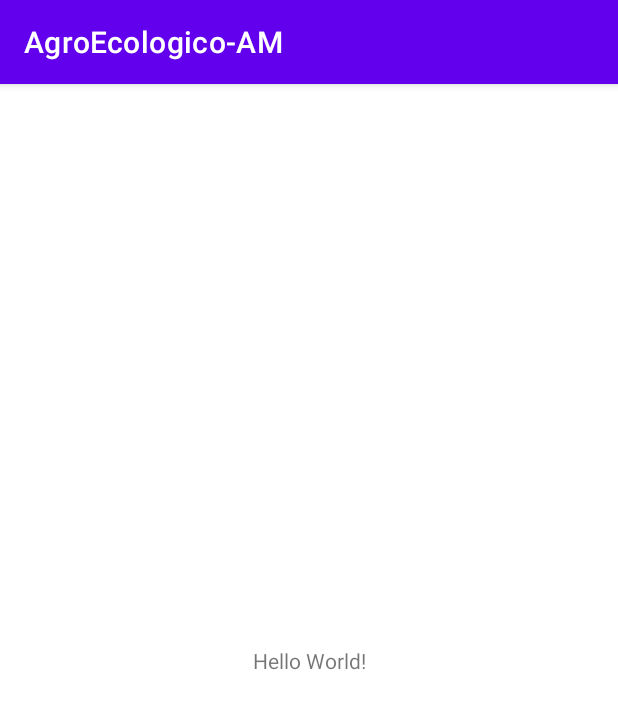
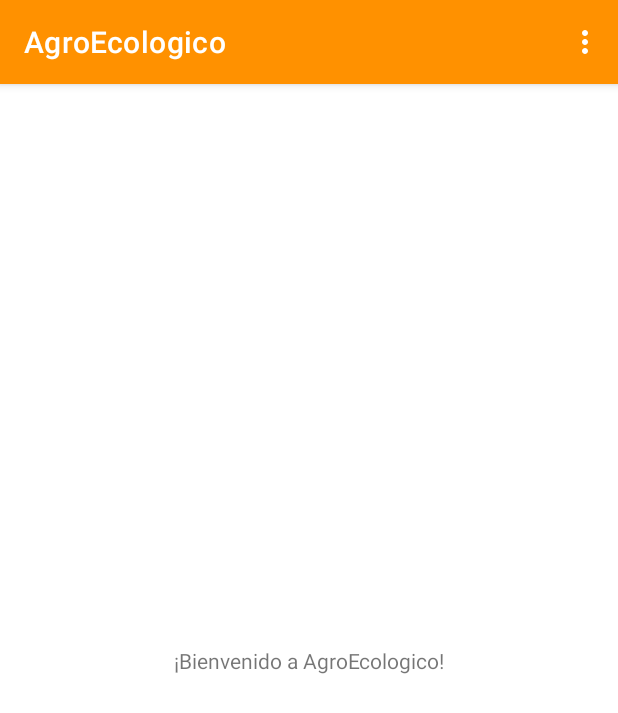
Before and after one commit to agro123/AgroEcologicoAM, an Android app: the screen it shows after launch (MainActivity), on a phone screen of 412 x 824 dp. Shown: the top 713 px of the screen. Run offline under Robolectric (Android 15) with nearby library versions, the phone set to English and light mode, and no system bars; our stand-ins replace Firebase (no records; nobody signed in at launch, a user with empty details on screens opened directly); libraries missing offline, so code that uses them is left out: com.firebase.ui; 3 statements that could not run were skipped.

```diff
--- a/app/build.gradle
+++ b/app/build.gradle
@@ -1,6 +1,7 @@
 plugins {
     id 'com.android.application'
     id 'kotlin-android'
+    id 'com.google.gms.google-services'
 }
 
 android {
@@ -39,6 +40,8 @@ dependencies {
     implementation 'androidx.appcompat:appcompat:1.3.1'
     implementation 'com.google.android.material:material:1.4.0'
     implementation 'androidx.constraintlayout:constraintlayout:2.1.0'
+    implementation 'com.firebaseui:firebase-ui-auth:8.0.0'
+    implementation 'com.google.firebase:firebase-auth:19.2.0'
     testImplementation 'junit:junit:4.+'
     androidTestImplementation 'androidx.test.ext:junit:1.1.3'
     androidTestImplementation 'androidx.test.espresso:espresso-core:3.4.0'
--- a/app/src/main/java/com/cdmsoftware/agroecologico_am/MainActivity.kt
+++ b/app/src/main/java/com/cdmsoftware/agroecologico_am/MainActivity.kt
@@ -1,11 +1,89 @@
 package com.cdmsoftware.agroecologico_am
 
+import android.os.Bundle
+import android.view.Menu
+import android.view.MenuItem
+import android.widget.Toast
+import androidx.activity.result.contract.ActivityResultContracts
 import androidx.appcompat.app.AppCompatActivity
-import android.os.Bundle
+import com.firebase.ui.auth.AuthUI
+import com.firebase.ui.auth.IdpResponse
+import com.google.android.gms.auth.api.signin.GoogleSignInOptions
+import com.google.firebase.auth.FirebaseAuth
+
 
 class MainActivity : AppCompatActivity() {
+
+    private lateinit var firebaseAuth: FirebaseAuth
+    private lateinit var authStateListener: FirebaseAuth.AuthStateListener
+
+    private var resultLauncherAuth =
+        registerForActivityResult(ActivityResultContracts.StartActivityForResult())
+    {
+        val response = IdpResponse.fromResultIntent(it.data)
+        if(it.resultCode==RESULT_OK){
+            val user = FirebaseAuth.getInstance().currentUser
+        }
+    }
     override fun onCreate(savedInstanceState: Bundle?) {
         super.onCreate(savedInstanceState)
         setContentView(R.layout.activity_main)
+        setAuthentication()
     }
+
+    private fun setAuthentication(){
+        firebaseAuth = FirebaseAuth.getInstance()
+
+        authStateListener = FirebaseAuth.AuthStateListener { auth ->
+            if(auth.currentUser != null){
+                Toast.makeText(
+                    this, "Bienvenido ${auth.currentUser?.displayName}",
+                    Toast.LENGTH_SHORT
+                ).show()
+            }else {
+                val providers = arrayListOf(
+                    AuthUI.IdpConfig.EmailBuilder().build(),
+                    AuthUI.IdpConfig.GoogleBuilder().build()
+                )
+
+                val signInIntent = AuthUI.getInstance()
+                    .createSignInIntentBuilder()
+                    .setAvailableProviders(providers)
+                    .setTheme(R.style.Theme_AgroEcologicoAM)
+                    .build()
+
+                resultLauncherAuth.launch(signInIntent)
+            }
+        }
+
+    }
+
+    override fun onResume() {
+        super.onResume()
+        firebaseAuth.addAuthStateListener(authStateListener)
+    }
+
+    override fun onPause() {
+        super.onPause()
+        firebaseAuth.removeAuthStateListener(authStateListener)
+    }
+
+    override fun onCreateOptionsMenu(menu: Menu?): Boolean {
+        menuInflater.inflate(R.menu.menu_sign_out, menu)
+        return super.onCreateOptionsMenu(menu)
+    }
+
+    override fun onOptionsItemSelected(item: MenuItem): Boolean {
+        when(item.itemId){
+            R.id.action_sign_out -> {
+                AuthUI.getInstance().signOut(this)
+                    .addOnSuccessListener {
+                        Toast.makeText(this, "Has cerrado sesión", Toast.LENGTH_SHORT)
+                            .show()
+                    }
+            }
+        }
+        return super.onOptionsItemSelected(item)
+    }
+
 }
--- /dev/null
+++ b/app/src/main/java/com/cdmsoftware/agroecologico_am/login.kt
@@ -0,0 +1,4 @@
+package com.cdmsoftware.agroecologico_am
+
+class login {
+}
--- a/app/src/main/res/layout/activity_main.xml
+++ b/app/src/main/res/layout/activity_main.xml
@@ -9,7 +9,7 @@
     <TextView
         android:layout_width="wrap_content"
         android:layout_height="wrap_content"
-        android:text="Hello World!"
+        android:text="@string/welcome_message"
         app:layout_constraintBottom_toBottomOf="parent"
         app:layout_constraintLeft_toLeftOf="parent"
         app:layout_constraintRight_toRightOf="parent"
--- /dev/null
+++ b/app/src/main/res/menu/menu_sign_out.xml
@@ -0,0 +1,11 @@
+<?xml version="1.0" encoding="utf-8"?>
+<menu xmlns:android="http://schemas.android.com/apk/res/android"
+    xmlns:app="http://schemas.android.com/apk/res-auto">
+
+    <item
+        android:id="@+id/action_sign_out"
+        android:title="Log out"
+        app:showAsAction="never"
+        />
+
+</menu>
--- a/app/src/main/res/values-night/themes.xml
+++ /dev/null
@@ -1,16 +0,0 @@
-<resources xmlns:tools="http://schemas.android.com/tools">
-    <!-- Base application theme. -->
-    <style name="Theme.AgroEcologicoAM" parent="Theme.MaterialComponents.DayNight.DarkActionBar">
-        <!-- Primary brand color. -->
-        <item name="colorPrimary">@color/purple_200</item>
-        <item name="colorPrimaryVariant">@color/purple_700</item>
-        <item name="colorOnPrimary">@color/black</item>
-        <!-- Secondary brand color. -->
-        <item name="colorSecondary">@color/teal_200</item>
-        <item name="colorSecondaryVariant">@color/teal_200</item>
-        <item name="colorOnSecondary">@color/black</item>
-        <!-- Status bar color. -->
-        <item name="android:statusBarColor" tools:targetApi="l">?attr/colorPrimaryVariant</item>
-        <!-- Customize your theme here. -->
-    </style>
-</resources>
--- a/app/src/main/res/values/colors.xml
+++ b/app/src/main/res/values/colors.xml
@@ -1,10 +1,10 @@
 <?xml version="1.0" encoding="utf-8"?>
 <resources>
-    <color name="purple_200">#FFBB86FC</color>
-    <color name="purple_500">#FF6200EE</color>
-    <color name="purple_700">#FF3700B3</color>
+    <color name="orange">#FF9100</color>
+    <color name="yellow">#F7EA00</color>
+    <color name="green">#9EDE73</color>
     <color name="teal_200">#FF03DAC5</color>
     <color name="teal_700">#FF018786</color>
-    <color name="black">#FF000000</color>
-    <color name="white">#FFFFFFFF</color>
+    <color name="black">#393E46</color>
+    <color name="white">#EEEEEE</color>
 </resources>
--- a/app/src/main/res/values/strings.xml
+++ b/app/src/main/res/values/strings.xml
@@ -1,3 +1,4 @@
 <resources>
-    <string name="app_name">AgroEcologico-AM</string>
+    <string name="app_name">AgroEcologico</string>
+    <string  name="welcome_message" >¡Bienvenido a AgroEcologico!</string>
 </resources>
--- a/app/src/main/res/values/themes.xml
+++ b/app/src/main/res/values/themes.xml
@@ -2,9 +2,9 @@
     <!-- Base application theme. -->
     <style name="Theme.AgroEcologicoAM" parent="Theme.MaterialComponents.DayNight.DarkActionBar">
         <!-- Primary brand color. -->
-        <item name="colorPrimary">@color/purple_500</item>
-        <item name="colorPrimaryVariant">@color/purple_700</item>
-        <item name="colorOnPrimary">@color/white</item>
+        <item name="colorPrimary">@color/orange</item>
+        <item name="colorPrimaryVariant">@color/orange</item>
+        <item name="colorOnPrimary">@color/black</item>
         <!-- Secondary brand color. -->
         <item name="colorSecondary">@color/teal_200</item>
         <item name="colorSecondaryVariant">@color/teal_700</item>
--- a/build.gradle
+++ b/build.gradle
@@ -8,6 +8,7 @@ buildscript {
     dependencies {
         classpath "com.android.tools.build:gradle:4.1.3"
         classpath "org.jetbrains.kotlin:kotlin-gradle-plugin:$kotlin_version"
+        classpath 'com.google.gms:google-services:4.3.3'
 
         // NOTE: Do not place your application dependencies here; they belong
         // in the individual module build.gradle files
```
Also changed, not shown: 1 other file.
